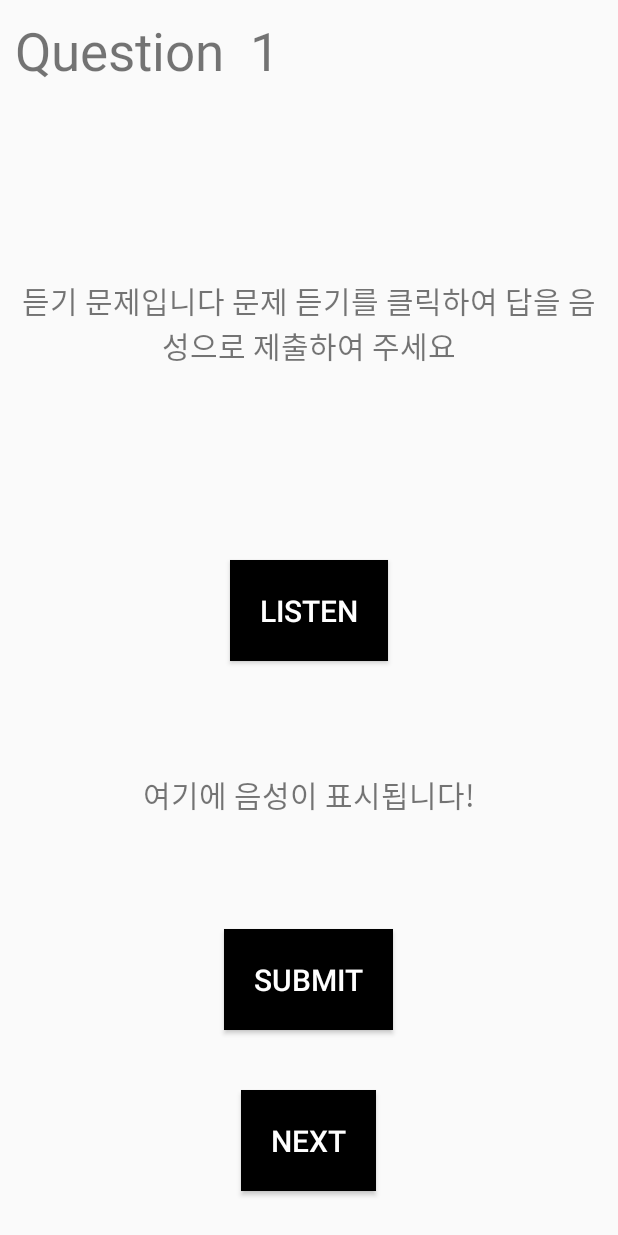
After one commit to yeanjoo/MobileApp, an Android app: the VoiceQuestionActivity screen opened directly, with no data from a screen before it, on a phone screen of 412 x 824 dp. The commit adds this screen. Run offline under Robolectric (Android 15) with nearby library versions, the phone set to English and light mode, and no system bars; 3 statements that could not run were skipped.

Commit message:
오류수정

```diff
--- a/app/src/main/java/hitesh/asimplegame/SelectQuestion.java
+++ b/app/src/main/java/hitesh/asimplegame/SelectQuestion.java
@@ -20,7 +20,7 @@ public class SelectQuestion extends Activity {
         super.onCreate(savedInstanceState);
         setContentView(R.layout.activity_select);
 
-        btnLogOut = (Button) findViewById(R.id.btnLogOut);
+        btnLogOut = (Button) findViewById(R.id.btn_logout);
         btnLogOut.setOnClickListener(new View.OnClickListener() {
             @Override
             public void onClick(View view) {
--- /dev/null
+++ b/app/src/main/java/hitesh/asimplegame/VoiceQuestionActivity.java
@@ -0,0 +1,236 @@
+package hitesh.asimplegame;
+
+import android.Manifest;
+import android.app.Activity;
+import android.content.Intent;
+import android.os.Build;
+import android.os.Bundle;
+import android.speech.RecognitionListener;
+import android.speech.RecognizerIntent;
+import android.speech.SpeechRecognizer;
+import android.speech.tts.TextToSpeech;
+import android.util.Log;
+import android.view.View;
+import android.widget.TextView;
+import android.widget.Toast;
+
+import androidx.annotation.RequiresApi;
+import androidx.core.app.ActivityCompat;
+
+import java.util.ArrayList;
+import java.util.List;
+import java.util.Locale;
+public class VoiceQuestionActivity extends Activity  {
+
+    final private String SUCCESS  ="축하합니다! 정답입니다";
+    final private String FAILED ="틀렸습니다 다시 시도해보세요~";
+
+    private TextView result,quetitle;
+    private String title="Question";
+    private String answer ="";
+    private int score =0; // 결과창으로 넘길 것
+    private int questionID=0;
+    private int order =1;
+    private List<VoiceQuestion> questionList;
+    VoiceQuestion currentQ;
+
+    //STT
+    Intent intent;
+    SpeechRecognizer speech;
+    final int PERMISSION =1;
+    //TTS
+    private final Bundle params = new Bundle();
+    private TextToSpeech tts;
+
+    protected void onCreate(Bundle savedInstanceState) {
+        super.onCreate(savedInstanceState);
+        setContentView(R.layout.activity_voice);
+
+        //permission check
+        if ( Build.VERSION.SDK_INT >= 23 ){
+            ActivityCompat.requestPermissions(this, new String[]{Manifest.permission.INTERNET,
+                    Manifest.permission.RECORD_AUDIO},PERMISSION);
+        }
+        //TITLE
+        result = findViewById(R.id.stt_result);
+        quetitle = findViewById(R.id.title);
+        //information.setText(information+String.valueOf(questionID+1));
+
+        //DB
+        QuizDBOpenHelper db = new QuizDBOpenHelper(this);
+        questionList = db.getAllVoiceQuestions();  // this will fetch all quetonall questions
+        currentQ = questionList.get(questionID);
+        //문제
+        speech = SpeechRecognizer.createSpeechRecognizer(this);
+        speech.setRecognitionListener(listener);
+        intent = new Intent(RecognizerIntent.ACTION_RECOGNIZE_SPEECH);
+        intent.putExtra(RecognizerIntent.EXTRA_LANGUAGE_PREFERENCE,"ko-KR");
+        intent.putExtra(RecognizerIntent.EXTRA_CALLING_PACKAGE,getPackageName());
+        intent.putExtra(RecognizerIntent.EXTRA_LANGUAGE_MODEL, RecognizerIntent.LANGUAGE_MODEL_WEB_SEARCH);
+        initTTS();
+    }
+
+    public void answer(View o) { // 문제 답변
+        speech.startListening(intent);
+    }
+
+    public void next(View o){
+        if (currentQ.getANSWER().equals(answer)) score++;
+
+        title = "Question  "+(order+questionID+1);//타이틀 번호 설정
+
+        if(questionID>3){
+            Intent intent = new Intent(VoiceQuestionActivity.this, ResultActivity.class);
+            Bundle b = new Bundle();
+            b.putInt("score", score); // Your score
+            intent.putExtras(b); // Put your score to your next
+            startActivity(intent);
+            finish();
+        }
+        if(questionID<=3){
+            questionID++;//다음 문제 넘어가기
+            currentQ=questionList.get(questionID);
+            quetitle.setText(title);
+        }
+    }
+
+    @RequiresApi(api = Build.VERSION_CODES.LOLLIPOP)
+    public void question(View o) { // 문제 출력
+        speakTTS(currentQ.getQUESTION());
+    }
+
+    //<============STT result : message, voice -> text
+    private final RecognitionListener listener = new RecognitionListener() {
+        @Override
+        public void onReadyForSpeech(Bundle bundle) {
+            Toast.makeText(getApplicationContext(), "음성 인식 시작합니다", Toast.LENGTH_SHORT).show();
+        }
+
+        @Override
+        public void onBeginningOfSpeech() {
+
+        }
+
+        @Override
+        public void onRmsChanged(float v) {
+
+        }
+
+        @Override
+        public void onBufferReceived(byte[] bytes) {
+
+        }
+
+        @Override
+        public void onEndOfSpeech() {
+            Toast.makeText(getApplicationContext(), "완료", Toast.LENGTH_SHORT).show();
+        }
+
+        @Override
+        public void onError(int i) {
+            String message;
+
+            switch (i) {
+
+                case SpeechRecognizer.ERROR_AUDIO:
+                    message = "ERROR_AUDIO";
+                    break;
+
+                case SpeechRecognizer.ERROR_CLIENT:
+                    message = "ERROR_CLIENT";
+                    break;
+
+                case SpeechRecognizer.ERROR_INSUFFICIENT_PERMISSIONS:
+                    message = "ERROR_INSUFFICIENT_PERMISSIONS";
+                    break;
+
+                case SpeechRecognizer.ERROR_NETWORK:
+                    message = "ERROR_NETWORK";
+                    break;
+
+                case SpeechRecognizer.ERROR_NETWORK_TIMEOUT:
+                    message = "ERROR_NETWORK_TIMEOUT";
+                    break;
+
+                case SpeechRecognizer.ERROR_NO_MATCH:
+                    message = "다시 말해주세요";
+                    break;
+
+                case SpeechRecognizer.ERROR_RECOGNIZER_BUSY:
+                    message = "ERROR_RECOGNIZER_BUSY";
+                    break;
+
+                case SpeechRecognizer.ERROR_SERVER:
+                    message = "ERROR_SERVER";
+                    break;
+
+                case SpeechRecognizer.ERROR_SPEECH_TIMEOUT:
+                    message = "ERROR_SPEECH_TIMEOUT";
+                    break;
+
+                default:
+                    message = "UNKNOWN";
+                    break;
+            }
+
+            Log.e("GoogleActivity", "SPEECH ERROR : " + message);
+            Toast.makeText(getApplicationContext(), "ERROR : " + message, Toast.LENGTH_SHORT).show();
+        }
+
+        @Override
+        public void onResults(Bundle bundle) {
+            ArrayList<String> res = bundle.getStringArrayList(SpeechRecognizer.RESULTS_RECOGNITION);
+            answer="";//초기화
+//            for (int i = 0; i < res.size(); i++) {
+//                answer += res.get(i);
+//            }
+            String temp = res.get(0);//결과가 붙어서 출력되서 일단 임시로 빼놓자
+            result.setText(temp);
+        }
+
+        @Override
+        public void onPartialResults(Bundle bundle) {
+
+        }
+
+        @Override
+        public void onEvent(int i, Bundle bundle) {
+
+        }
+    };
+    //======>
+
+    //<=====TTS text -> voice
+    private void initTTS() {
+        params.putString(TextToSpeech.Engine.KEY_PARAM_UTTERANCE_ID, null);
+        tts = new TextToSpeech(this, new TextToSpeech.OnInitListener() {
+            @Override
+            public void onInit(int state) {
+                if (state == TextToSpeech.SUCCESS) {
+                    tts.setLanguage(Locale.KOREAN);
+                } else {
+                    Toast.makeText(getApplicationContext(),"ERROR WHILE GENERATING OBJ",Toast.LENGTH_SHORT).show();
+                }
+            }
+        });
+    }
+
+    @RequiresApi(api = Build.VERSION_CODES.LOLLIPOP) //LOLLIPOP 이상의 버전은 필요함으로
+    private void speakTTS(final String text){
+        tts.speak(text,TextToSpeech.QUEUE_FLUSH,params,text);
+    }
+    @Override
+    protected void onResume() {
+        super.onResume();
+    }
+    @Override
+    protected void onDestroy() {
+        tts.stop();
+        tts.shutdown();
+        super.onDestroy();
+    }
+//    @Override
+//    public void onClick(View view) {
+//    }
+    //=====>
+}
--- /dev/null
+++ b/app/src/main/res/layout/activity_voice.xml
@@ -0,0 +1,79 @@
+<?xml version="1.0" encoding="utf-8"?>
+<LinearLayout xmlns:android="http://schemas.android.com/apk/res/android"
+    android:layout_width="match_parent"
+    android:layout_height="match_parent"
+    android:orientation="vertical">
+    <TextView
+        android:id="@+id/title"
+        android:layout_gravity="center"
+        android:layout_width="match_parent"
+        android:layout_height="wrap_content"
+        android:text="Question  1"
+        android:textSize="35sp"
+        android:padding="10dp" />
+    <TextView
+        android:id="@+id/information"
+        android:layout_weight="2"
+        android:gravity="center"
+        android:layout_gravity="center"
+        android:layout_width="match_parent"
+        android:layout_height="wrap_content"
+        android:text="듣기 문제입니다 문제 듣기를 클릭하여 답을 음성으로 제출하여 주세요"
+        android:textSize="20sp"
+        android:layout_marginTop="20dp"
+        android:padding="10dp"
+        />
+
+    <Button
+        android:id="@+id/btn_question"
+        android:onClick="question"
+        android:layout_width="wrap_content"
+        android:layout_height="wrap_content"
+        android:layout_gravity="center"
+        android:layout_marginTop="30dp"
+        android:background="#000000"
+        android:padding="20dp"
+        android:text="@string/action_listen"
+        android:textColor="#ffffff"
+        android:textSize="20sp" />
+
+    <TextView
+        android:id="@+id/stt_result"
+        android:layout_width="match_parent"
+        android:layout_height="wrap_content"
+        android:layout_gravity="center"
+        android:layout_marginTop="10sp"
+        android:layout_weight="1"
+        android:gravity="center"
+        android:padding="20dp"
+        android:text="@string/voice_example"
+        android:textSize="20sp" />
+
+    <Button
+        android:id="@+id/btn_answer"
+        android:onClick="answer"
+        android:layout_width="wrap_content"
+        android:layout_height="wrap_content"
+        android:layout_gravity="center"
+        android:layout_marginTop="10dp"
+        android:background="#000000"
+        android:padding="20dp"
+        android:text="@string/action_submit"
+        android:textColor="#ffffff"
+        android:textSize="20sp" />
+
+    <Button
+        android:id="@+id/btn_next"
+        android:layout_width="wrap_content"
+        android:layout_height="wrap_content"
+        android:layout_gravity="center"
+        android:layout_marginTop="40dp"
+        android:layout_marginBottom="30dp"
+        android:background="#000000"
+        android:onClick="next"
+        android:padding="20dp"
+        android:text="@string/next"
+        android:textColor="#ffffff"
+        android:textSize="20sp" />
+
+</LinearLayout>
--- a/app/src/main/res/values/strings.xml
+++ b/app/src/main/res/values/strings.xml
@@ -10,6 +10,11 @@
     <string name="prompt_password">PASSWORD</string>
     <string name="welcome_message">WELCOME!</string>
     <string name="action_submit">SUBMIT</string>
+    <string name ="action_listen">LISTEN</string>
     <string name="NULL_MESSAGE">빈칸을 채워 모두 주세요</string>
     <string name="NOT_MATCH_MESSAGE">아이디 또는 패스워드가 올바르지 않습니다.</string>
+    <string name="next">NEXT</string>
+    <string name="setting_back">배경음악 음소거</string>
+    <string name="setting_effect">효과음 음소거</string>
+    <string name="voice_example">여기에 음성이 표시됩니다!</string>
 </resources>
```
Also changed, not shown: app/src/main/AndroidManifest.xml (+8 -0 lines), app/src/main/java/hitesh/asimplegame/QuizDBOpenHelper.java (+45 -0 lines), app/src/main/java/hitesh/asimplegame/SettingSound.java (added, +93 -0 lines), app/src/main/java/hitesh/asimplegame/User.java (deleted, +0 -48 lines), app/src/main/java/hitesh/asimplegame/UserDBOpenHelper.java (deleted, +0 -89 lines), app/src/main/java/hitesh/asimplegame/VoiceQuestion.java (added, +40 -0 lines), app/src/main/res/layout/activity_select.xml (+26 -7 lines), app/src/main/res/layout/activity_setting.xml (added, +26 -0 lines), app/src/main/res/xml/preference.xml (added, +11 -0 lines).
